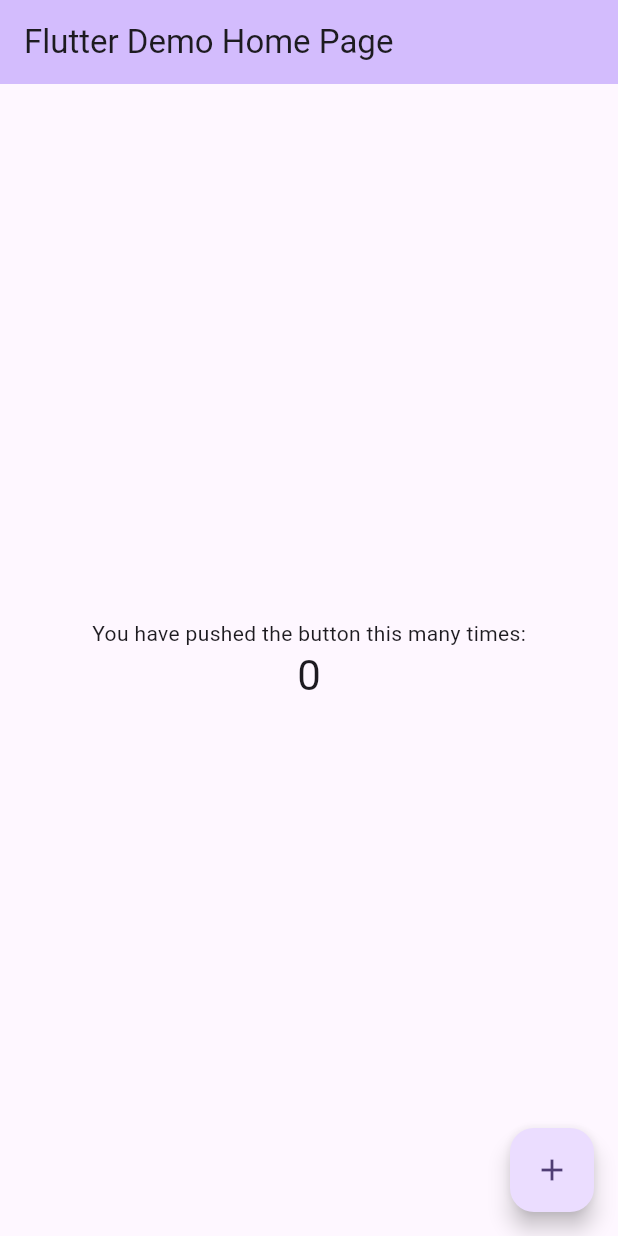
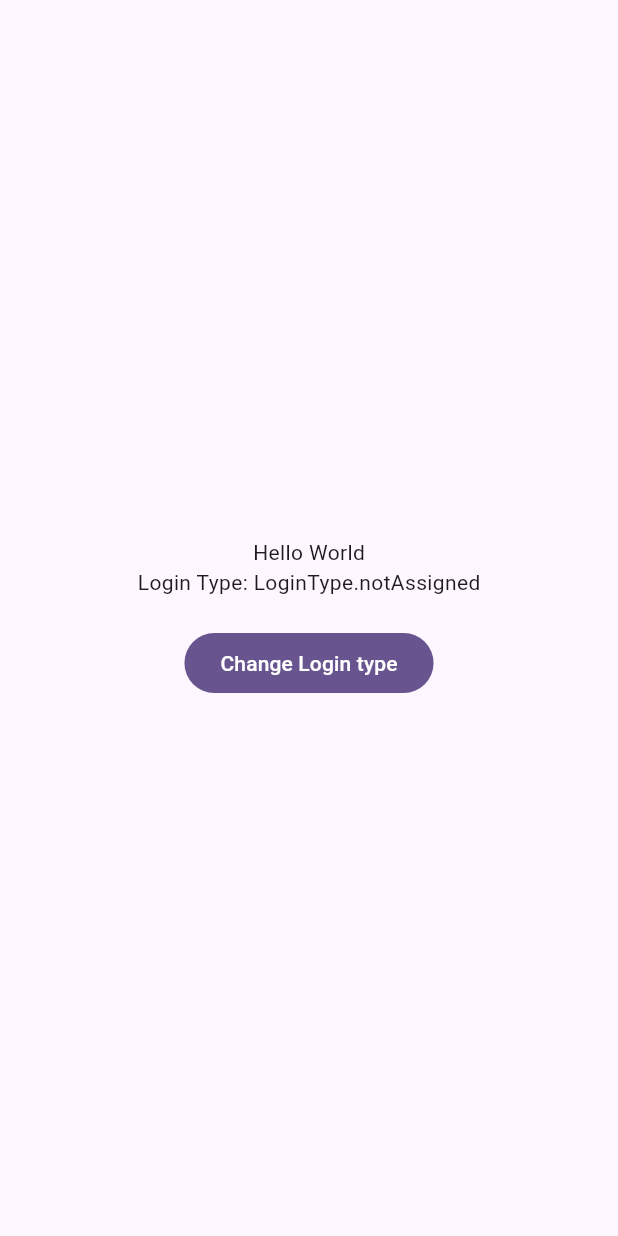
Before and after one commit to AkashM006/auth-db, a Flutter app: the screen it shows after launch, on a phone screen of 412 x 824 dp. Run offline on Flutter 3.47's test engine with Material 3 defaults, Android fonts, the phone set to English and light mode, and no system bars; our stand-ins replace flutter_riverpod.

Commit message:
Riverpod setup done

```diff
--- a/lib/main.dart
+++ b/lib/main.dart
@@ -1,125 +1,27 @@
+import 'package:auth/pages/app.dart';
 import 'package:flutter/material.dart';
+import 'package:flutter_riverpod/flutter_riverpod.dart';
 
 void main() {
-  runApp(const MyApp());
+  runApp(
+    const ProviderScope(
+      child: MyApp(),
+    ),
+  );
 }
 
 class MyApp extends StatelessWidget {
   const MyApp({super.key});
 
-  // This widget is the root of your application.
   @override
   Widget build(BuildContext context) {
     return MaterialApp(
       title: 'Flutter Demo',
       theme: ThemeData(
-        // This is the theme of your application.
-        //
-        // TRY THIS: Try running your application with "flutter run". You'll see
-        // the application has a purple toolbar. Then, without quitting the app,
-        // try changing the seedColor in the colorScheme below to Colors.green
-        // and then invoke "hot reload" (save your changes or press the "hot
-        // reload" button in a Flutter-supported IDE, or press "r" if you used
-        // the command line to start the app).
-        //
-        // Notice that the counter didn't reset back to zero; the application
-        // state is not lost during the reload. To reset the state, use hot
-        // restart instead.
-        //
-        // This works for code too, not just values: Most code changes can be
-        // tested with just a hot reload.
         colorScheme: ColorScheme.fromSeed(seedColor: Colors.deepPurple),
         useMaterial3: true,
       ),
-      home: const MyHomePage(title: 'Flutter Demo Home Page'),
+      home: const AppPage(),
     );
   }
 }
-
-class MyHomePage extends StatefulWidget {
-  const MyHomePage({super.key, required this.title});
-
-  // This widget is the home page of your application. It is stateful, meaning
-  // that it has a State object (defined below) that contains fields that affect
-  // how it looks.
-
-  // This class is the configuration for the state. It holds the values (in this
-  // case the title) provided by the parent (in this case the App widget) and
-  // used by the build method of the State. Fields in a Widget subclass are
-  // always marked "final".
-
-  final String title;
-
-  @override
-  State<MyHomePage> createState() => _MyHomePageState();
-}
-
-class _MyHomePageState extends State<MyHomePage> {
-  int _counter = 0;
-
-  void _incrementCounter() {
-    setState(() {
-      // This call to setState tells the Flutter framework that something has
-      // changed in this State, which causes it to rerun the build method below
-      // so that the display can reflect the updated values. If we changed
-      // _counter without calling setState(), then the build method would not be
-      // called again, and so nothing would appear to happen.
-      _counter++;
-    });
-  }
-
-  @override
-  Widget build(BuildContext context) {
-    // This method is rerun every time setState is called, for instance as done
-    // by the _incrementCounter method above.
-    //
-    // The Flutter framework has been optimized to make rerunning build methods
-    // fast, so that you can just rebuild anything that needs updating rather
-    // than having to individually change instances of widgets.
-    return Scaffold(
-      appBar: AppBar(
-        // TRY THIS: Try changing the color here to a specific color (to
-        // Colors.amber, perhaps?) and trigger a hot reload to see the AppBar
-        // change color while the other colors stay the same.
-        backgroundColor: Theme.of(context).colorScheme.inversePrimary,
-        // Here we take the value from the MyHomePage object that was created by
-        // the App.build method, and use it to set our appbar title.
-        title: Text(widget.title),
-      ),
-      body: Center(
-        // Center is a layout widget. It takes a single child and positions it
-        // in the middle of the parent.
-        child: Column(
-          // Column is also a layout widget. It takes a list of children and
-          // arranges them vertically. By default, it sizes itself to fit its
-          // children horizontally, and tries to be as tall as its parent.
-          //
-          // Column has various properties to control how it sizes itself and
-          // how it positions its children. Here we use mainAxisAlignment to
-          // center the children vertically; the main axis here is the vertical
-          // axis because Columns are vertical (the cross axis would be
-          // horizontal).
-          //
-          // TRY THIS: Invoke "debug painting" (choose the "Toggle Debug Paint"
-          // action in the IDE, or press "p" in the console), to see the
-          // wireframe for each widget.
-          mainAxisAlignment: MainAxisAlignment.center,
-          children: <Widget>[
-            const Text(
-              'You have pushed the button this many times:',
-            ),
-            Text(
-              '$_counter',
-              style: Theme.of(context).textTheme.headlineMedium,
-            ),
-          ],
-        ),
-      ),
-      floatingActionButton: FloatingActionButton(
-        onPressed: _incrementCounter,
-        tooltip: 'Increment',
-        child: const Icon(Icons.add),
-      ), // This trailing comma makes auto-formatting nicer for build methods.
-    );
-  }
-}
--- /dev/null
+++ b/lib/models/user_settings.dart
@@ -0,0 +1,17 @@
+enum LoginType {
+  deviceLock,
+  loginPin,
+  notAssigned,
+}
+
+class Auth {
+  final LoginType loginType;
+
+  const Auth({required this.loginType});
+
+  Auth copyWith({loginType}) {
+    return Auth(
+      loginType: loginType ?? this.loginType,
+    );
+  }
+}
--- /dev/null
+++ b/lib/pages/app.dart
@@ -0,0 +1,40 @@
+import 'package:auth/models/user_settings.dart';
+import 'package:auth/provider/auth.dart';
+import 'package:flutter/material.dart';
+import 'package:flutter_riverpod/flutter_riverpod.dart';
+
+class AppPage extends ConsumerWidget {
+  const AppPage({super.key});
+
+  @override
+  Widget build(BuildContext context, WidgetRef ref) {
+    final loginType = ref.watch(userSettingsProvider).loginType;
+
+    void changeLoginType() {
+      ref
+          .read(userSettingsProvider.notifier)
+          .setLoginType(LoginType.deviceLock);
+    }
+
+    return Scaffold(
+      body: SafeArea(
+        child: Center(
+          child: Column(
+            mainAxisAlignment: MainAxisAlignment.center,
+            children: [
+              const Text("Hello World"),
+              Text("Login Type: $loginType"),
+              const SizedBox(
+                height: 20,
+              ),
+              FilledButton(
+                onPressed: changeLoginType,
+                child: const Text("Change Login type"),
+              ),
+            ],
+          ),
+        ),
+      ),
+    );
+  }
+}
--- /dev/null
+++ b/lib/provider/auth.dart
@@ -0,0 +1,16 @@
+import 'package:auth/models/user_settings.dart';
+import 'package:flutter_riverpod/flutter_riverpod.dart';
+
+const initState = Auth(loginType: LoginType.notAssigned);
+
+class UserSettingsNotifier extends StateNotifier<Auth> {
+  UserSettingsNotifier() : super(initState);
+
+  setLoginType(LoginType loginType) {
+    state = state.copyWith(loginType: loginType);
+  }
+}
+
+final userSettingsProvider = StateNotifierProvider<UserSettingsNotifier, Auth>(
+  (ref) => UserSettingsNotifier(),
+);
--- a/pubspec.yaml
+++ b/pubspec.yaml
@@ -35,6 +35,7 @@ dependencies:
   # The following adds the Cupertino Icons font to your application.
   # Use with the CupertinoIcons class for iOS style icons.
   cupertino_icons: ^1.0.6
+  flutter_riverpod: ^2.5.1
 
 dev_dependencies:
   flutter_test:
```
Also changed, not shown: pubspec.lock.
